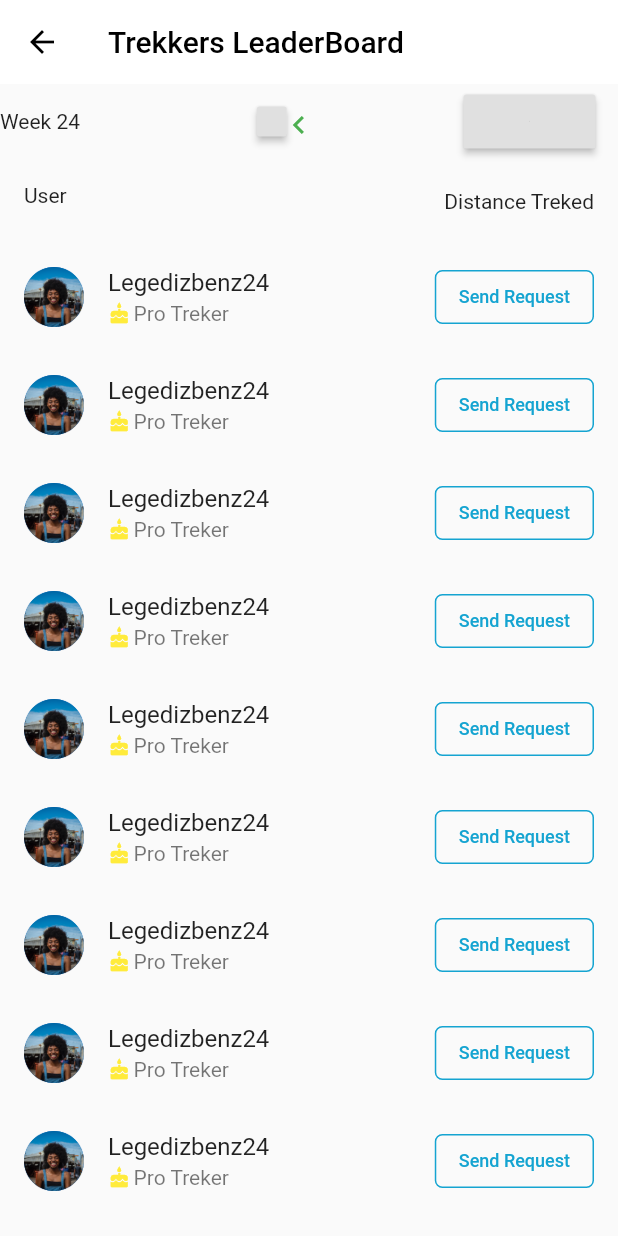
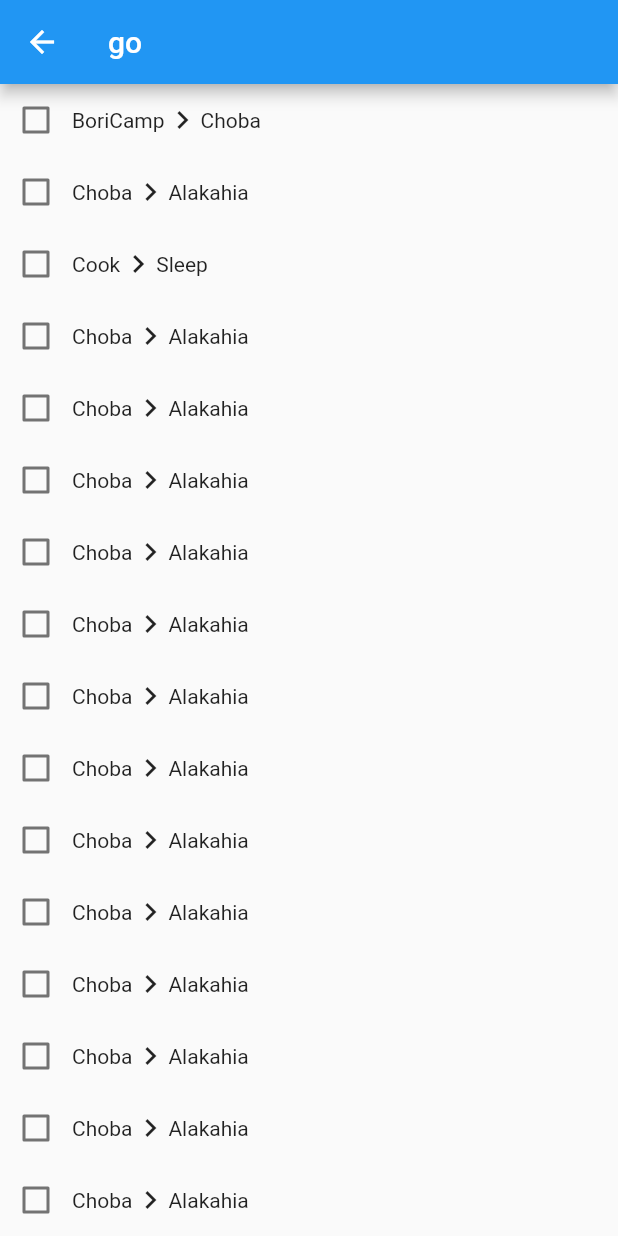
Before and after one commit to RayOkaah/otrek, a Flutter app: the LoginPage screen opened directly, after a tap on "Log In", on a phone screen of 412 x 824 dp. Run offline on Flutter 3.47's test engine with Material 2 defaults, Android fonts, the phone set to English and light mode, and no system bars; our stand-ins replace introduction_screen; missing offline and left inert: animated_card, expandable_card.

Commit message:
Create Add Trek Routes Screen and its logic

```diff
--- a/lib/screens/LeaderBoard.dart
+++ b/lib/screens/LeaderBoard.dart
@@ -20,8 +20,10 @@ class _LeaderBoardScreenState extends State<LeaderBoardScreen> {
           )),
       body: Column(
         children: <Widget>[
+          /**
+
               Container(
-            margin: EdgeInsets.only(right: 15),
+              margin: EdgeInsets.only(right: 15, left: 15),
               //width: 50,
               height: 50,
               child: Row(
@@ -30,17 +32,24 @@ class _LeaderBoardScreenState extends State<LeaderBoardScreen> {
               Text("Week 24"),
               Container(
               alignment: Alignment.center,
-                  width: 20,
+              // color: Color(0xff15A4D1),
+              width: 40,
               height: 20,
-                  child: RaisedButton(
+              child: FlatButton(
+              color: Color(0xff15A4D1),
+              child: Container(
+              margin: EdgeInsets.only(right: 20),
               child: Icon(
               Icons.keyboard_arrow_left,
               color: Colors.green,
+              size: 25,
+              ),
               ),
               onPressed: () {}),
               ),
               Container(
-                  child: RaisedButton(
+              color: Color(0xff15A4D1),
+              child: FlatButton(
               child: Icon(
               Icons.keyboard_arrow_right,
               size: 1,
@@ -50,6 +59,8 @@ class _LeaderBoardScreenState extends State<LeaderBoardScreen> {
               ],
               ),
               ),
+
+           */
           ListTile(
             leading: Text("User"),
             trailing: Text("Distance Treked"),
--- a/lib/screens/Login.dart
+++ b/lib/screens/Login.dart
@@ -1,6 +1,6 @@
 import 'package:flutter/material.dart';
-import 'package:otrek/screens/LeaderBoard.dart';
 import 'package:otrek/screens/Registration.dart';
+import 'package:otrek/screens/TrekRoutesScreen.dart';
 
 class LoginPage extends StatefulWidget {
   @override
@@ -130,7 +130,7 @@ class _LoginPageState extends State<LoginPage> {
                         Navigator.pushReplacement(
                           context,
                           MaterialPageRoute(
-                              builder: (context) => LeaderBoardScreen()),
+                              builder: (context) => TrekRoutesScreen()),
                         );
                       }),
                 ),
--- /dev/null
+++ b/lib/screens/TrekRoutesScreen.dart
@@ -0,0 +1,107 @@
+import 'package:flutter/material.dart';
+
+class TrekRoutesScreen extends StatefulWidget {
+  @override
+  TrekRoutesScreenState createState() {
+    return new TrekRoutesScreenState();
+  }
+}
+
+class TrekRoutesScreenState extends State<TrekRoutesScreen> {
+  List _selectedRoutes = List();
+  int _maxAllowed = 5;
+  bool _isCheckEnabled = true;
+
+  Map<String, dynamic> _routes = {
+    "responseCode": "1",
+    "responseText": "List categories.",
+    "responseBody": [
+      {"route_id": "1", "route_start": "BoriCamp", "route_end": "Choba"},
+      {"route_id": "2", "route_start": "Choba", "route_end": "Alakahia"},
+      {"route_id": "3", "route_start": "Cook", "route_end": "Sleep"},
+      {"route_id": "4", "route_start": "Choba", "route_end": "Alakahia"},
+      {"route_id": "5", "route_start": "Choba", "route_end": "Alakahia"},
+      {"route_id": "6", "route_start": "Choba", "route_end": "Alakahia"},
+      {"route_id": "7", "route_start": "Choba", "route_end": "Alakahia"},
+      {"route_id": "8", "route_start": "Choba", "route_end": "Alakahia"},
+      {"route_id": "9", "route_start": "Choba", "route_end": "Alakahia"},
+      {"route_id": "10", "route_start": "Choba", "route_end": "Alakahia"},
+      {"route_id": "11", "route_start": "Choba", "route_end": "Alakahia"},
+      {"route_id": "12", "route_start": "Choba", "route_end": "Alakahia"},
+      {"route_id": "13", "route_start": "Choba", "route_end": "Alakahia"},
+      {"route_id": "14", "route_start": "Choba", "route_end": "Alakahia"},
+      {"route_id": "15", "route_start": "Choba", "route_end": "Alakahia"},
+      {"route_id": "16", "route_start": "Choba", "route_end": "Alakahia"},
+    ],
+    "responseTotalResult":
+        16 // Total result is 3 here becasue we have 3 categories in responseBody.
+  };
+
+  void _onCategorySelected(bool selected, category_id) {
+    if (_selectedRoutes.length < _maxAllowed) {
+      if (selected == true) {
+        setState(() {
+          _selectedRoutes.add(category_id);
+        });
+      } else {
+        setState(() {
+          _selectedRoutes.remove(category_id);
+        });
+      }
+    } else {
+      if (selected == true) {
+        setState(() {
+          //_isCheckEnabled = false;
+          _selectedRoutes.remove(category_id);
+        });
+      } else {
+        setState(() {
+          _selectedRoutes.remove(category_id);
+          //_isCheckEnabled = true;
+        });
+      }
+    }
+  }
+
+  @override
+  Widget build(BuildContext context) {
+    return new Scaffold(
+      appBar: new AppBar(
+        title: new Text("go"),
+      ),
+      body: ListView.builder(
+          itemCount: _routes['responseTotalResult'],
+          itemBuilder: (BuildContext context, int index) {
+            return Row(
+              children: <Widget>[
+                Container(
+                  child: Checkbox(
+                    tristate: true,
+                    value: (_selectedRoutes.length > _maxAllowed)
+                        ? () => null
+                        : _selectedRoutes.contains(
+                            _routes['responseBody'][index]['route_id']),
+                    onChanged: _isCheckEnabled
+                        ? (bool selected) {
+                            _onCategorySelected(selected,
+                                _routes['responseBody'][index]['route_id']);
+                            print(_selectedRoutes.length.toString());
+                            print(_selectedRoutes.toString());
+                          }
+                        : null,
+                    //title: Text(_routes['responseBody'][index]['category_name']),
+                  ),
+                ),
+                Row(
+                  children: <Widget>[
+                    Text(_routes['responseBody'][index]['route_start']),
+                    Icon(Icons.keyboard_arrow_right),
+                    Text(_routes['responseBody'][index]['route_end'])
+                  ],
+                )
+              ],
+            );
+          }),
+    );
+  }
+}
```
Lines whose indentation alone changed are shown as unchanged.
